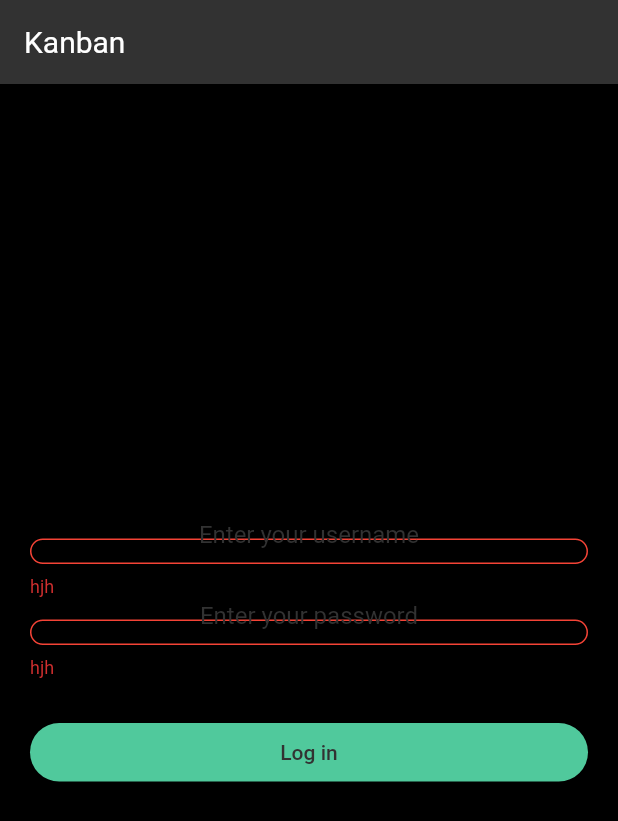
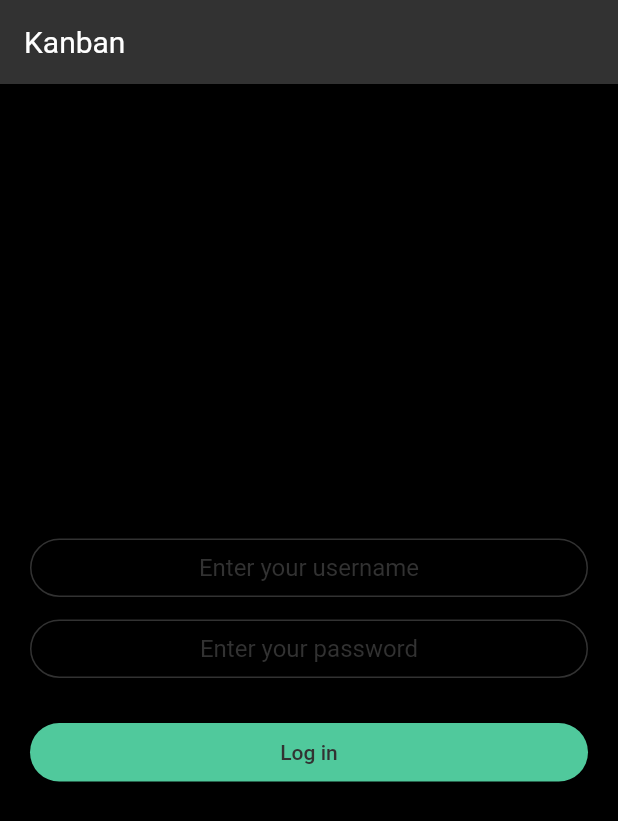
Before and after one commit to nikchuba/flutter-test-demo, a Flutter app: the screen it shows after launch, on a phone screen of 412 x 824 dp. Shown: the top 821 px of the screen. Run offline on Flutter 3.47's test engine with Material 2 defaults, Android fonts, the phone set to English and light mode, and no system bars.

Commit message:
authpage layout is ready

```diff
--- a/lib/main.dart
+++ b/lib/main.dart
@@ -1,5 +1,5 @@
 import 'package:flutter/material.dart';
-import 'auth_page.dart';
+import 'pages/auth_page.dart';
 import 'app_colors.dart';
 
 void main() {
--- a/lib/auth_page.dart
+++ b/lib/pages/auth_page.dart
@@ -1,15 +1,15 @@
 import 'package:flutter/material.dart';
-import 'package:miapp/text_input_widget.dart';
-import 'app_colors.dart';
+import 'package:miapp/widgets/text_input_widget.dart';
+import '../app_colors.dart';
 
 class AuthPage extends StatefulWidget {
   AuthPage({Key? key}) : super(key: key);
 
   @override
-  _AuthWidgetState createState() => _AuthWidgetState();
+  _AuthPageState createState() => _AuthPageState();
 }
 
-class _AuthWidgetState extends State<AuthPage> {
+class _AuthPageState extends State<AuthPage> {
   @override
   Widget build(BuildContext context) {
     return Scaffold(
@@ -32,18 +32,25 @@ class _AuthForm extends StatefulWidget {
 }
 
 class __AuthFormState extends State<_AuthForm> {
-  final double height = 39;
   @override
   Widget build(BuildContext context) {
     return Column(
       mainAxisAlignment: MainAxisAlignment.center,
       children: [
-        TextInputWidget(hintText: 'Enter your username'),
+        TextInputWidget(
+            hintText: 'Enter your username',
+            validator: (text) => text.length < 4,
+            errorText: 'Minimum is 4 characters'),
         SizedBox(height: 15),
-        TextInputWidget(hintText: 'Enter your password'),
+        TextInputWidget(
+          hintText: 'Enter your password',
+          validator: (text) => text.length < 8,
+          errorText: 'Minimum is 8 characters',
+          obscure: true,
+        ),
         SizedBox(height: 30),
         SizedBox(
-          height: height,
+          height: 39,
           width: double.infinity,
           child: ElevatedButton(
             style: ElevatedButton.styleFrom(
--- a/lib/text_input_widget.dart
+++ /dev/null
@@ -1,60 +0,0 @@
-import 'package:flutter/material.dart';
-import 'app_colors.dart';
-
-class TextInputWidget extends StatefulWidget {
-  final String hintText;
-
-  TextInputWidget({Key? key, required this.hintText}) : super(key: key);
-
-  @override
-  _TextInputWidgetState createState() => _TextInputWidgetState();
-}
-
-class _TextInputWidgetState extends State<TextInputWidget> {
-  Color conditionColor = AppColors.lightgreen;
-  TextEditingController _textFieldController = TextEditingController();
-  bool _validate = true;
-
-  @override
-  void dispose() {
-    _textFieldController.dispose();
-    super.dispose();
-  }
-
-  @override
-  Widget build(BuildContext context) {
-    return SizedBox(
-      height: 39,
-      width: double.infinity,
-      child: TextField(
-        controller: _textFieldController,
-        textAlign: TextAlign.center,
-        style: TextStyle(
-          decoration: TextDecoration.none,
-          color: AppColors.white,
-        ),
-        decoration: InputDecoration(
-          isCollapsed: true,
-          border: OutlineInputBorder(borderRadius: BorderRadius.circular(30)),
-          enabledBorder: OutlineInputBorder(
-              borderSide: BorderSide(color: AppColors.grey),
-              borderRadius: BorderRadius.circular(30)),
-          focusedBorder: OutlineInputBorder(
-              borderSide: BorderSide(color: conditionColor),
-              borderRadius: BorderRadius.circular(30)),
-          errorBorder: OutlineInputBorder(
-            gapPadding: 60,
-            borderRadius: BorderRadius.circular(30),
-            borderSide: BorderSide(color: AppColors.red),
-          ),
-          contentPadding: EdgeInsets.symmetric(vertical: 10),
-          hintText: this.widget.hintText,
-          hintStyle: TextStyle(
-            color: AppColors.grey,
-          ),
-          errorText: _validate ? 'hjh' : null,
-        ),
-      ),
-    );
-  }
-}
--- /dev/null
+++ b/lib/widgets/text_input_widget.dart
@@ -0,0 +1,68 @@
+import 'package:flutter/material.dart';
+import '../app_colors.dart';
+
+class TextInputWidget extends StatefulWidget {
+  final String hintText;
+  final String errorText;
+  final bool obscure;
+  bool Function(String) validator;
+
+  TextInputWidget(
+      {required this.hintText,
+      required this.validator,
+      required this.errorText,
+      this.obscure = false});
+
+  @override
+  _TextInputWidgetState createState() => _TextInputWidgetState();
+}
+
+class _TextInputWidgetState extends State<TextInputWidget> {
+  TextEditingController _controller = TextEditingController();
+  bool _isError = false;
+
+  @override
+  initState() {
+    this._controller.addListener(() {
+      this.setState(() {
+        this._isError = this.widget.validator(this._controller.value.text);
+      });
+    });
+    super.initState();
+  }
+
+  @override
+  Widget build(BuildContext context) {
+    return TextField(
+      obscureText: this.widget.obscure,
+      controller: _controller,
+      textAlign: TextAlign.center,
+      style: TextStyle(
+        decoration: TextDecoration.none,
+        color: AppColors.white,
+      ),
+      decoration: InputDecoration(
+        isCollapsed: true,
+        border: OutlineInputBorder(borderRadius: BorderRadius.circular(30)),
+        enabledBorder: OutlineInputBorder(
+          borderSide: BorderSide(color: AppColors.grey),
+          borderRadius: BorderRadius.circular(30),
+        ),
+        focusedBorder: OutlineInputBorder(
+          borderSide: BorderSide(color: AppColors.lightgreen),
+          borderRadius: BorderRadius.circular(30),
+        ),
+        focusedErrorBorder: OutlineInputBorder(
+          borderRadius: BorderRadius.circular(30),
+          borderSide: BorderSide(color: AppColors.red),
+        ),
+        contentPadding: EdgeInsets.symmetric(vertical: 10),
+        hintText: this.widget.hintText,
+        hintStyle: TextStyle(
+          color: AppColors.grey,
+        ),
+        errorText: this._isError ? this.widget.errorText : null,
+      ),
+    );
+  }
+}
```
